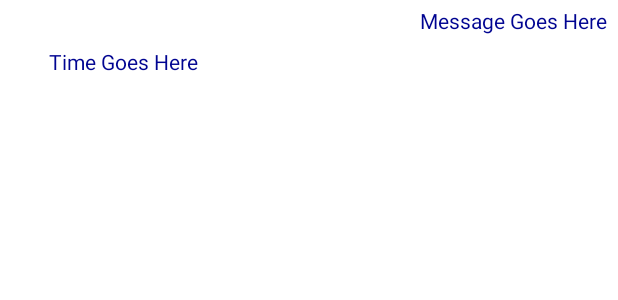
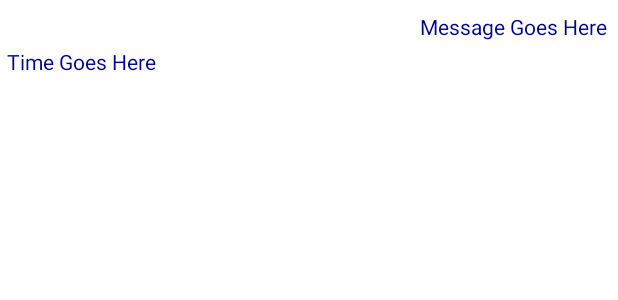
Before and after one commit to Will-Rakita/Williams-Andriod-Labs, an Android app: the layout receive_message.xml on its own in the app's theme, with its tools: preview values and no code run, on a phone screen of 412 x 824 dp. Shown: the top 300 px of the screen. Run offline under Robolectric (Android 15) with nearby library versions, the phone set to English and light mode, and no system bars.

Commit message:
Secondary Commit for week 5

```diff
--- a/app/src/main/res/layout/receive_message.xml
+++ b/app/src/main/res/layout/receive_message.xml
@@ -10,7 +10,7 @@
         android:layout_width="wrap_content"
         android:layout_height="wrap_content"
         android:layout_marginStart="280dp"
-        android:layout_marginTop="4dp"
+        android:layout_marginTop="8dp"
         android:text="Message Goes Here"
         app:layout_constraintStart_toStartOf="parent"
         app:layout_constraintTop_toTopOf="parent" />
@@ -19,8 +19,8 @@
         android:id="@+id/textView5"
         android:layout_width="wrap_content"
         android:layout_height="wrap_content"
-        android:layout_marginTop="8dp"
-        android:layout_marginEnd="280dp"
+        android:layout_marginTop="4dp"
+        android:layout_marginEnd="308dp"
         android:text="Time Goes Here"
         app:layout_constraintEnd_toEndOf="parent"
         app:layout_constraintTop_toBottomOf="@+id/textView4" />
```
Also changed, not shown: app/src/main/java/algonquin/cst2355/raki007/ChatRoom.java (+7 -7 lines).
